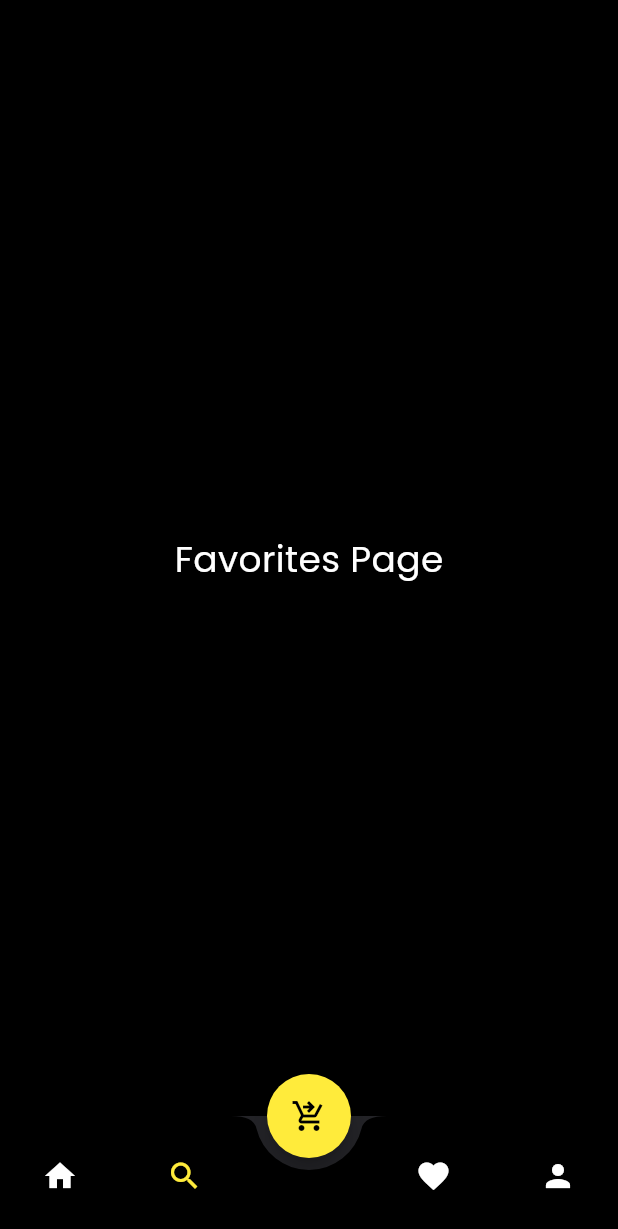
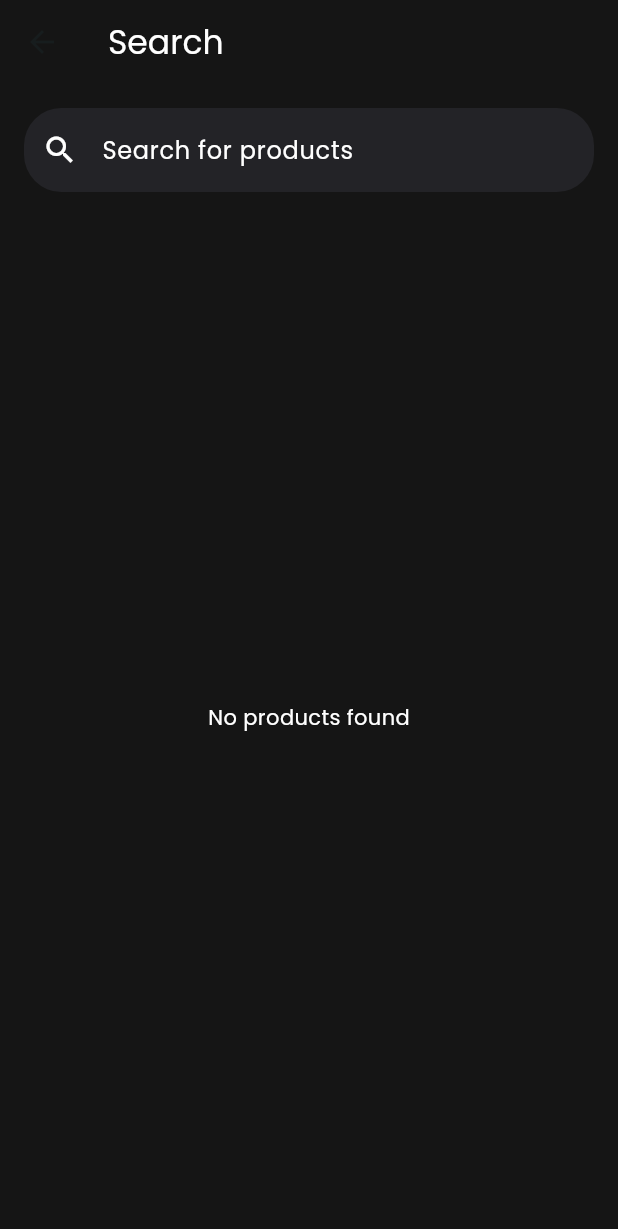
Before and after one commit to nadine17/e_commerce_app, a Flutter app: the screen it shows after launch, item 3 of the bottom bar chosen, after a tap on the "search" icon, on a phone screen of 412 x 824 dp. Shown: the top 1229 px of the screen. Run offline on Flutter 3.47's test engine with Material 3 defaults, Android fonts, the light colour scheme and no system bars; our stand-ins replace google_fonts; network calls fail.

Commit message:
Add files via upload (#5)

```diff
--- a/lib/screens/mainScreen.dart
+++ b/lib/screens/mainScreen.dart
@@ -2,6 +2,7 @@ import 'package:e_commerce_app/screens/OrderConfirmationScreen.dart';
 import 'package:e_commerce_app/screens/homepage.dart';
 import 'package:e_commerce_app/screens/sign.dart';
 import 'package:flutter/material.dart';
+import 'package:e_commerce_app/screens/search.dart';
 
 class Mainscreen extends StatefulWidget {
   const Mainscreen({super.key});
@@ -16,6 +17,7 @@ class _MyWidgetState extends State<Mainscreen> {
   // List of pages to display for each index
   final List<Widget> _pages = [
     const Homepage(),
+    const SearchPage(),
     const ProfilePage(),
     const Sign(),
     const Sign(),
@@ -53,9 +55,10 @@ class _MyWidgetState extends State<Mainscreen> {
     color: _currentIndex == 1 ? Colors.yellow : Colors.white,
   ),
   onPressed: () {
-                setState(() {
-                  _currentIndex = 1;
-                });
+    Navigator.push(
+      context,
+      MaterialPageRoute(builder: (context) => const SearchPage()),
+    );
   },
 ),
             const SizedBox(width: 48), // Space for the FAB
--- /dev/null
+++ b/lib/screens/search.dart
@@ -0,0 +1,146 @@
+import 'package:flutter/material.dart';
+import 'dart:convert';
+import 'package:http/http.dart' as http;
+import 'package:e_commerce_app/screens/product_diteals.dart';
+
+class SearchPage extends StatefulWidget {
+  const SearchPage({super.key});
+
+  @override
+  State<SearchPage> createState() => _SearchPageState();
+}
+
+class _SearchPageState extends State<SearchPage> {
+  late TextEditingController _searchController;
+  List<dynamic> _allProducts = [];
+  List<dynamic> _filteredProducts = [];
+
+  @override
+  void initState() {
+    super.initState();
+    _searchController = TextEditingController();
+    _fetchProducts();
+  }
+
+  @override
+  void dispose() {
+    _searchController.dispose();
+    super.dispose();
+  }
+
+  Future<void> _fetchProducts() async {
+    // استدعاء API للحصول على جميع المنتجات
+    final response = await http.get(Uri.parse('https://fakestoreapi.com/products/'));
+    if (response.statusCode == 200) {
+      final data = json.decode(response.body);
+      setState(() {
+        _allProducts = data;
+        _filteredProducts = data;
+      });
+    }
+  }
+
+  void _filterProducts(String query) {
+    if (query.isEmpty) {
+      setState(() {
+        _filteredProducts = _allProducts;
+      });
+    } else {
+      setState(() {
+        _filteredProducts = _allProducts
+            .where((product) =>
+                product['title'].toLowerCase().contains(query.toLowerCase()))
+            .toList();
+      });
+    }
+  }
+
+  @override
+  Widget build(BuildContext context) {
+    return Scaffold(
+      backgroundColor: const Color.fromRGBO(21, 21, 21, 1),
+      appBar: AppBar(
+        backgroundColor: const Color.fromRGBO(21, 21, 21, 1),
+        title: const Text('Search', style: TextStyle(color: Colors.white)),
+      ),
+      body: Padding(
+        padding: const EdgeInsets.all(16.0),
+        child: Column(
+          children: [
+            // Search Bar
+            TextField(
+              controller: _searchController,
+              onChanged: _filterProducts,
+              decoration: InputDecoration(
+                filled: true,
+                fillColor: const Color.fromRGBO(35, 35, 39, 1),
+                prefixIcon: const Icon(Icons.search, color: Colors.white),
+                hintText: 'Search for products',
+                hintStyle: const TextStyle(color: Colors.white),
+                border: OutlineInputBorder(
+                  borderRadius: BorderRadius.circular(25),
+                  borderSide: BorderSide.none,
+                ),
+              ),
+              style: const TextStyle(color: Colors.white),
+            ),
+            const SizedBox(height: 20),
+
+            // Results
+            Expanded(
+              child: _filteredProducts.isEmpty
+                  ? const Center(
+                      child: Text(
+                        'No products found',
+                        style: TextStyle(color: Colors.white),
+                      ),
+                    )
+                  : ListView.builder(
+                      itemCount: _filteredProducts.length,
+                      itemBuilder: (context, index) {
+                        final product = _filteredProducts[index];
+                        return ListTile(
+                          onTap: () {
+                            // الانتقال إلى صفحة التفاصيل
+                            Navigator.push(
+                              context,
+                              MaterialPageRoute(
+                                builder: (context) => ProductDetailsScreen(
+                                  title: product['title'],
+                                  price: '\$ ${product['price']}',
+                                  imageUrl: product['image'],
+                                  description: product['description'],
+                                  rating: product['rating']['rate'].toDouble(),
+                                ),
+                              ),
+                            );
+                          },
+                          leading: ClipRRect(
+                            borderRadius: BorderRadius.circular(8),
+                            child: Image.network(
+                              product['image'],
+                              width: 60,
+                              height: 60,
+                              fit: BoxFit.cover,
+                            ),
+                          ),
+                          title: Text(
+                            product['title'],
+                            maxLines: 1,
+                            overflow: TextOverflow.ellipsis,
+                            style: const TextStyle(color: Colors.white),
+                          ),
+                          subtitle: Text(
+                            '\$ ${product['price']}',
+                            style: const TextStyle(color: Colors.yellow),
+                          ),
+                        );
+                      },
+                    ),
+            ),
+          ],
+        ),
+      ),
+    );
+  }
+}
```
Lines whose indentation alone changed are shown as unchanged.
